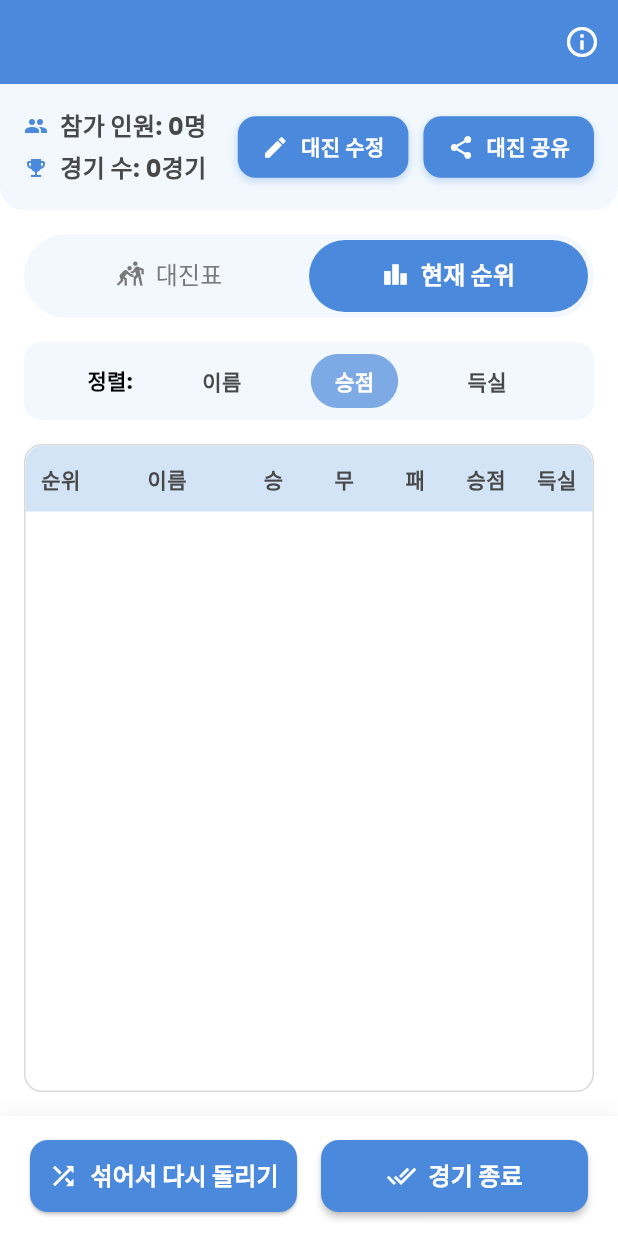
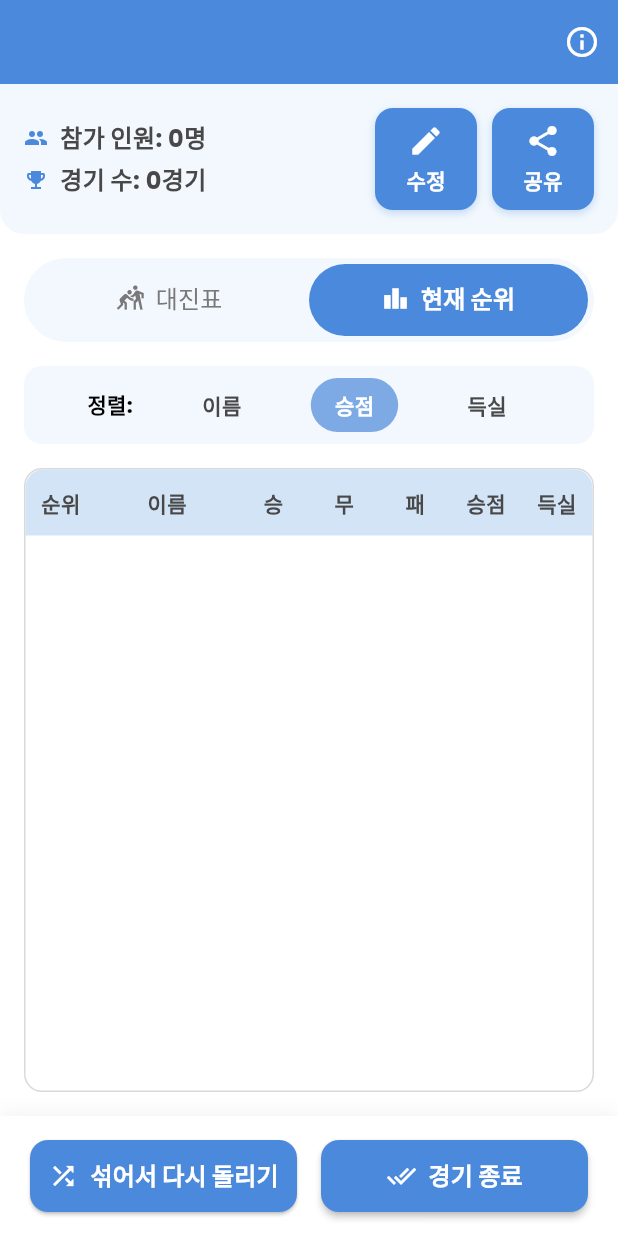
Before and after one commit to Kuneosu/bracket_helper, a Flutter app: the MatchScreen screen opened directly with empty values, tab 2 chosen, on a phone screen of 412 x 824 dp. Run offline on Flutter 3.47's test engine with Material 3 defaults, Android fonts, the phone set to English and light mode, and no system bars; our stand-ins replace drift, flutter_native_splash, flutter_staggered_animations, freezed_annotation, get_it, go_router and 2 more; missing offline and left inert: sqlite3; accounts and stored records are empty; generated files the repository leaves out were written again.

Commit message:
MatchScreen 헤더 섹션 UI 수정

```diff
--- a/frontend/lib/presentation/match/widgets/header_section.dart
+++ b/frontend/lib/presentation/match/widgets/header_section.dart
@@ -59,15 +59,15 @@ class HeaderSection extends StatelessWidget {
             ],
           ),
           const Spacer(),
-          _buildActionButton(
+          _buildSquareButton(
             icon: Icons.edit,
-            label: AppStrings.editBracket,
+            label: '수정',
             onTap: onEditBracketPressed,
           ),
           const SizedBox(width: 10),
-          _buildActionButton(
+          _buildSquareButton(
             icon: Icons.share,
-            label: AppStrings.shareBracket,
+            label: '공유',
             onTap: onShareBracketPressed,
           ),
         ],
@@ -75,7 +75,7 @@ class HeaderSection extends StatelessWidget {
     );
   }
 
-  Widget _buildActionButton({
+  Widget _buildSquareButton({
     required IconData icon,
     required String label,
     required VoidCallback onTap,
@@ -84,7 +84,9 @@ class HeaderSection extends StatelessWidget {
       onTap: onTap,
       borderRadius: BorderRadius.circular(12),
       child: Container(
-        padding: const EdgeInsets.symmetric(horizontal: 16, vertical: 10),
+        width: 68,
+        height: 68,
+        padding: const EdgeInsets.all(8),
         decoration: BoxDecoration(
           color: CST.primary100,
           borderRadius: BorderRadius.circular(12),
@@ -96,11 +98,15 @@ class HeaderSection extends StatelessWidget {
             ),
           ],
         ),
-        child: Row(
+        child: Column(
+          mainAxisAlignment: MainAxisAlignment.center,
           children: [
-            Icon(icon, color: CST.white, size: 18),
-            const SizedBox(width: 8),
-            Text(label, style: TST.smallTextBold.copyWith(color: CST.white)),
+            Icon(icon, color: CST.white, size: 24),
+            const SizedBox(height: 4),
+            Text(
+              label,
+              style: TST.smallTextBold.copyWith(color: CST.white),
+            ),
           ],
         ),
       ),
```
